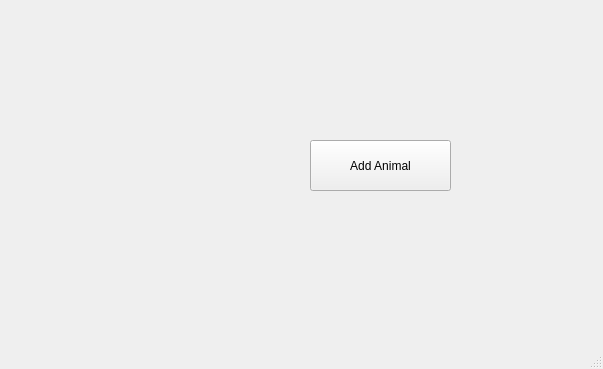
First picture: the form in qt_cuacs_UI/mainwindow.ui, repository kalebtesfay/Animal_Shelter_System, before the edit; both pictures show x 300 to 903 and y 237 to 606 of the 903 by 606 pixel window.
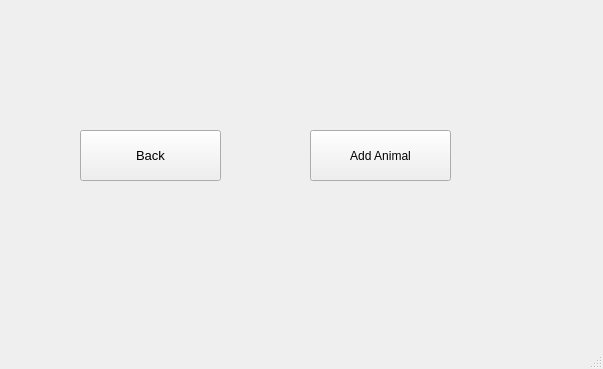
Second picture: the form after the edit. The open tabs and pages were chosen to show the change.

Commit message: Back Button for Staff menu

Diff of the .ui file:
```diff
--- a/qt_cuacs_UI/mainwindow.ui
+++ b/qt_cuacs_UI/mainwindow.ui
@@ -179,7 +179,7 @@
       <property name="geometry">
        <rect>
         <x>610</x>
-        <y>360</y>
+        <y>350</y>
         <width>141</width>
         <height>51</height>
        </rect>
@@ -224,6 +224,24 @@
        <string>4our People</string>
       </property>
      </widget>
+     <widget class="QPushButton" name="pushButton_11">
+      <property name="geometry">
+       <rect>
+        <x>380</x>
+        <y>350</y>
+        <width>141</width>
+        <height>51</height>
+       </rect>
+      </property>
+      <property name="font">
+       <font>
+        <pointsize>10</pointsize>
+       </font>
+      </property>
+      <property name="text">
+       <string>Back</string>
+      </property>
+     </widget>
     </widget>
     <widget class="QWidget" name="page_4">
      <widget class="QTableView" name="tableView">
```
The commit also changes 3 other files.
